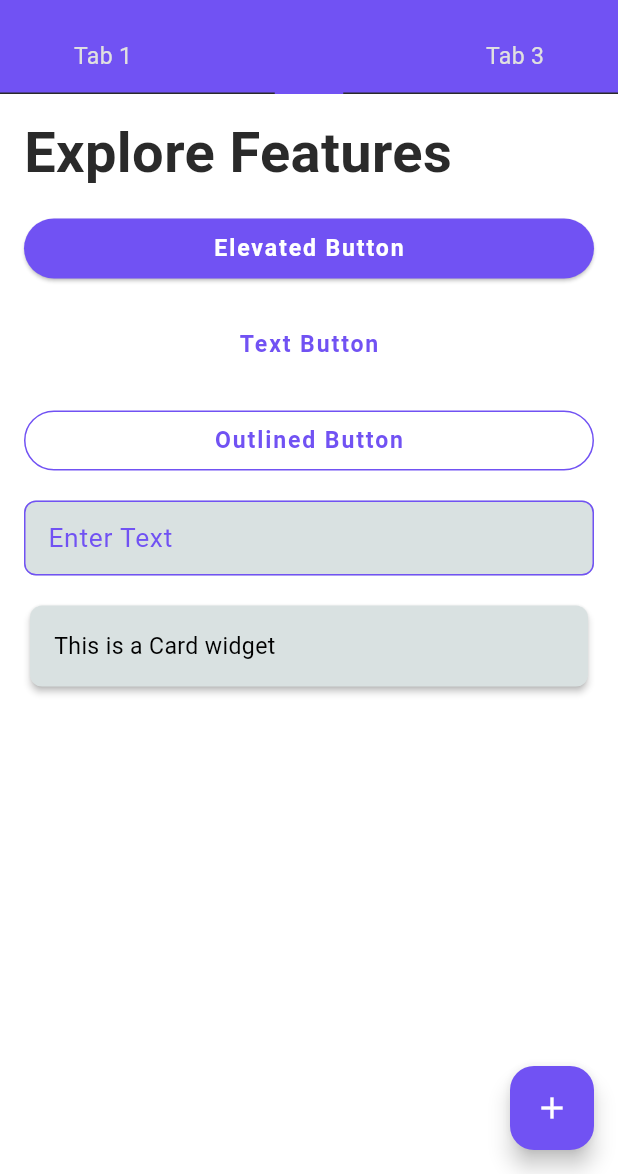
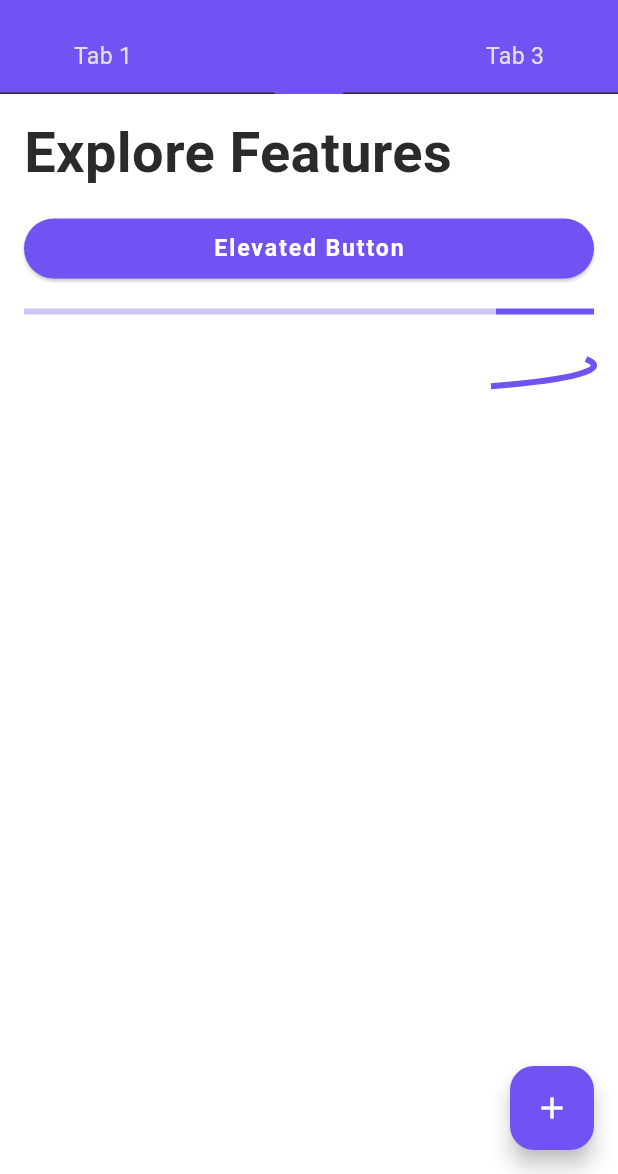
Before and after one commit to obadaDeg/holdwise, a Flutter app: the screen it shows after launch, tab 2 chosen, on a phone screen of 412 x 824 dp, the part 62-1236 px from its top. Run offline on Flutter 3.47's test engine with Material 3 defaults, Android fonts, the light colour scheme and no system bars; our stand-ins replace firebase_auth, firebase_core, flutter_bloc; accounts and stored records are empty; Roboto replaces fonts that are missing (Lexend).

Commit message:
testing the modal, alert, snackbar, progress bar.

```diff
--- a/lib/app/config/themes.dart
+++ b/lib/app/config/themes.dart
@@ -65,6 +65,7 @@ class AppTheme {
       dialogTheme: _dialogTheme(
         context,
         backgroundColor: AppColors.white,
+        contentColor: AppColors.gray900,
         titleColor: AppColors.black,
       ),
       tabBarTheme: _tabBarTheme(
@@ -138,6 +139,7 @@ class AppTheme {
       dialogTheme: _dialogTheme(
         context,
         backgroundColor: AppColors.dark,
+        contentColor: AppColors.gray200,
         titleColor: AppColors.white,
       ),
       tabBarTheme: _tabBarTheme(
@@ -458,13 +460,14 @@ class AppTheme {
     BuildContext context, {
     required Color backgroundColor,
     required Color titleColor,
+    required Color contentColor,
   }) {
     return DialogTheme(
       backgroundColor: backgroundColor,
       titleTextStyle:
           AppTypography.header5(context).copyWith(color: titleColor),
       contentTextStyle:
-          AppTypography.body1(context).copyWith(color: AppColors.gray300),
+          AppTypography.body1(context).copyWith(color: contentColor),
       shape: RoundedRectangleBorder(
         borderRadius: BorderRadius.circular(borderRadius),
       ),
--- a/lib/main.dart
+++ b/lib/main.dart
@@ -80,16 +80,7 @@ class HomePage extends StatelessWidget {
         ),
         floatingActionButton: FloatingActionButton(
           onPressed: () {
-            // Example of a SnackBar
-            ScaffoldMessenger.of(context).showSnackBar(
-              SnackBar(
-                content: const Text('Floating Action Button Pressed!'),
-                action: SnackBarAction(
-                  label: 'Dismiss',
-                  onPressed: () {},
-                ),
-              ),
-            );
+            _showCustomDialog(context);
           },
           child: const Icon(Icons.add),
         ),
@@ -113,38 +104,31 @@ class HomePage extends StatelessWidget {
             child: const Text('Elevated Button'),
           ),
           const SizedBox(height: 16),
-          TextButton(
-            onPressed: () {},
-            child: const Text('Text Button'),
-          ),
+          LinearProgressIndicator(),
           const SizedBox(height: 16),
-          OutlinedButton(
-            onPressed: () {},
-            child: const Text('Outlined Button'),
-          ),
-          const SizedBox(height: 16),
-          TextField(
-            decoration: const InputDecoration(
-              labelText: 'Enter Text',
-              hintText: 'Type something...',
-            ),
-          ),
-          const SizedBox(height: 16),
-          Card(
-            child: Padding(
-              padding: const EdgeInsets.all(16.0),
-              child: Text(
-                'This is a Card widget',
-                style: Theme.of(context).textTheme.bodyMedium?.copyWith(
-                  color: Theme.of(context).brightness == Brightness.dark
-                      ? Colors.white
-                      : Colors.black,
-                )
-              ),
-            ),
-          ),
+          CircularProgressIndicator(),
         ],
       ),
     );
   }
+
+  void _showCustomDialog(BuildContext context) {
+    showDialog(
+      context: context,
+      builder: (context) {
+        return AlertDialog(
+          title: Text('Modal Title',
+              style: Theme.of(context).dialogTheme.titleTextStyle),
+          content: Text('This is the modal content.',
+              style: Theme.of(context).dialogTheme.contentTextStyle),
+          actions: [
+            TextButton(
+              onPressed: () => Navigator.of(context).pop(),
+              child: const Text('CLOSE'),
+            ),
+          ],
+        );
+      },
+    );
+  }
 }
```
